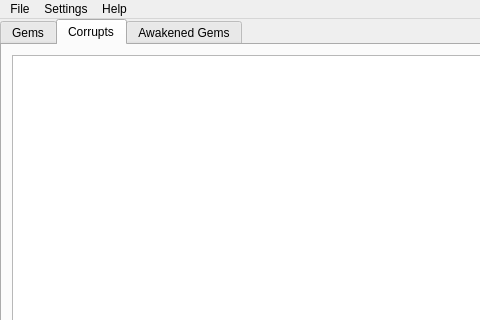
ThePi1/poe-gem-arbitrage, file src/gui_main.ui: the form before one commit; both pictures show x 0 to 480 and y 0 to 320 of the 1080 by 720 pixel window.
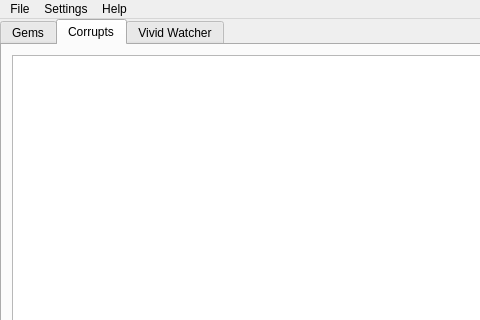
The form after the commit. The open tabs and pages were chosen to show the change. Icons and pictures are not drawn.

Commit message: Adding wokegem and corrupt to table format

Diff of the .ui file:
```diff
--- a/src/gui_main.ui
+++ b/src/gui_main.ui
@@ -170,7 +170,7 @@
       </sizepolicy>
      </property>
      <attribute name="title">
-      <string>Awakened Gems</string>
+      <string>Vivid Watcher</string>
      </attribute>
      <widget class="QPlainTextEdit" name="wokegemTabText">
       <property name="geometry">
```
Left out of the diff: 66 changed lines with no effect on the pictures. The commit also changes 2 other files.
